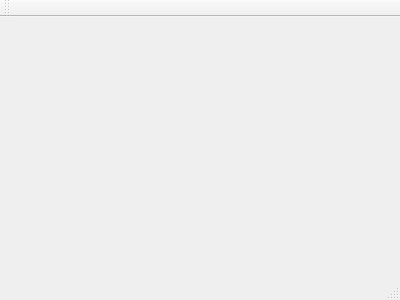
CreativeMachinesLab/freeLoader, file freeLoader/mainwindow.ui: the form before one commit.
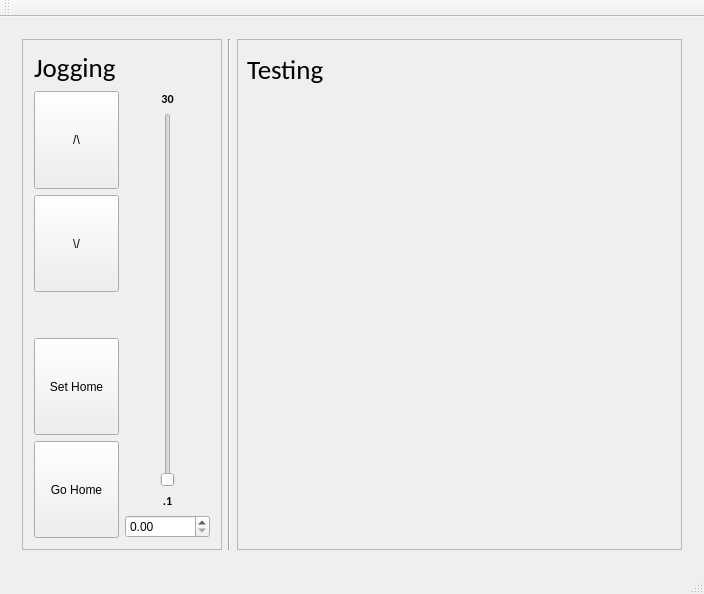
The form after the commit.

Commit message: Added Joging stuff to mainwindow

```diff
--- a/freeLoader/mainwindow.ui
+++ b/freeLoader/mainwindow.ui
@@ -1,24 +1,341 @@
 <ui version="4.0">
  <class>MainWindow</class>
- <widget class="QMainWindow" name="MainWindow" >
-  <property name="geometry" >
+ <widget class="QMainWindow" name="MainWindow">
+  <property name="geometry">
    <rect>
     <x>0</x>
     <y>0</y>
-    <width>400</width>
-    <height>300</height>
+    <width>704</width>
+    <height>594</height>
    </rect>
   </property>
   <property name="windowTitle" >
    <string>MainWindow</string>
   </property>
-  <widget class="QMenuBar" name="menuBar" />
-  <widget class="QToolBar" name="mainToolBar" />
-  <widget class="QWidget" name="centralWidget" />
-  <widget class="QStatusBar" name="statusBar" />
+  <widget class="QWidget" name="centralWidget">
+   <layout class="QVBoxLayout" name="verticalLayout">
+    <item>
+     <widget class="QStackedWidget" name="stackedWidget">
+      <property name="sizePolicy">
+       <sizepolicy hsizetype="Expanding" vsizetype="Expanding">
+        <horstretch>0</horstretch>
+        <verstretch>0</verstretch>
+       </sizepolicy>
+      </property>
+      <property name="minimumSize">
+       <size>
+        <width>500</width>
+        <height>0</height>
+       </size>
+      </property>
+      <property name="baseSize">
+       <size>
+        <width>700</width>
+        <height>0</height>
+       </size>
+      </property>
+      <property name="currentIndex">
+       <number>0</number>
+      </property>
+      <widget class="QWidget" name="setupPage">
+       <property name="sizePolicy">
+        <sizepolicy hsizetype="Expanding" vsizetype="Expanding">
+         <horstretch>0</horstretch>
+         <verstretch>0</verstretch>
+        </sizepolicy>
+       </property>
+       <layout class="QHBoxLayout" name="horizontalLayout">
+        <item>
+         <widget class="QFrame" name="jogFrame">
+          <property name="minimumSize">
+           <size>
+            <width>200</width>
+            <height>0</height>
+           </size>
+          </property>
+          <property name="baseSize">
+           <size>
+            <width>300</width>
+            <height>0</height>
+           </size>
+          </property>
+          <property name="frameShape">
+           <enum>QFrame::StyledPanel</enum>
+          </property>
+          <property name="frameShadow">
+           <enum>QFrame::Raised</enum>
+          </property>
+          <layout class="QVBoxLayout" name="verticalLayout_6">
+           <item>
+            <widget class="QLabel" name="label">
+             <property name="font">
+              <font>
+               <family>Calibri</family>
+               <pointsize>20</pointsize>
+              </font>
+             </property>
+             <property name="text">
+              <string>Jogging</string>
+             </property>
+            </widget>
+           </item>
+           <item>
+            <layout class="QHBoxLayout" name="horizontalLayout_4">
+             <item>
+              <layout class="QHBoxLayout" name="horizontalLayout_2">
+               <item>
+                <layout class="QVBoxLayout" name="verticalLayout_5">
+                 <item>
+                  <layout class="QVBoxLayout" name="verticalLayout_4">
+                   <item>
+                    <widget class="QPushButton" name="jogUpButton">
+                     <property name="sizePolicy">
+                      <sizepolicy hsizetype="Minimum" vsizetype="Expanding">
+                       <horstretch>0</horstretch>
+                       <verstretch>0</verstretch>
+                      </sizepolicy>
+                     </property>
+                     <property name="text">
+                      <string>/\</string>
+                     </property>
+                    </widget>
+                   </item>
+                   <item>
+                    <widget class="QPushButton" name="jogDownButton">
+                     <property name="sizePolicy">
+                      <sizepolicy hsizetype="Minimum" vsizetype="Expanding">
+                       <horstretch>0</horstretch>
+                       <verstretch>0</verstretch>
+                      </sizepolicy>
+                     </property>
+                     <property name="text">
+                      <string>\/</string>
+                     </property>
+                    </widget>
+                   </item>
+                  </layout>
+                 </item>
+                 <item>
+                  <spacer name="verticalSpacer">
+                   <property name="orientation">
+                    <enum>Qt::Vertical</enum>
+                   </property>
+                   <property name="sizeType">
+                    <enum>QSizePolicy::Fixed</enum>
+                   </property>
+                   <property name="sizeHint" stdset="0">
+                    <size>
+                     <width>20</width>
+                     <height>40</height>
+                    </size>
+                   </property>
+                  </spacer>
+                 </item>
+                 <item>
+                  <layout class="QVBoxLayout" name="verticalLayout_3">
+                   <item>
+                    <widget class="QPushButton" name="setHomeButton">
+                     <property name="sizePolicy">
+                      <sizepolicy hsizetype="Minimum" vsizetype="Expanding">
+                       <horstretch>0</horstretch>
+                       <verstretch>0</verstretch>
+                      </sizepolicy>
+                     </property>
+                     <property name="text">
+                      <string>Set Home</string>
+                     </property>
+                    </widget>
+                   </item>
+                   <item>
+                    <widget class="QPushButton" name="goHomeButton">
+                     <property name="sizePolicy">
+                      <sizepolicy hsizetype="Minimum" vsizetype="Expanding">
+                       <horstretch>0</horstretch>
+                       <verstretch>0</verstretch>
+                      </sizepolicy>
+                     </property>
+                     <property name="text">
+                      <string>Go Home</string>
+                     </property>
+                    </widget>
+                   </item>
+                  </layout>
+                 </item>
+                </layout>
+               </item>
+              </layout>
+             </item>
+             <item>
+              <layout class="QVBoxLayout" name="verticalLayout_2">
+               <item>
+                <widget class="QLabel" name="maxSpeedLabel">
+                 <property name="font">
+                  <font>
+                   <family>Calibri</family>
+                   <weight>75</weight>
+                   <bold>true</bold>
+                  </font>
+                 </property>
+                 <property name="text">
+                  <string>30</string>
+                 </property>
+                 <property name="alignment">
+                  <set>Qt::AlignCenter</set>
+                 </property>
+                </widget>
+               </item>
+               <item>
+                <layout class="QHBoxLayout" name="horizontalLayout_3">
+                 <item>
+                  <spacer name="horizontalSpacer">
+                   <property name="orientation">
+                    <enum>Qt::Horizontal</enum>
+                   </property>
+                   <property name="sizeType">
+                    <enum>QSizePolicy::Minimum</enum>
+                   </property>
+                   <property name="sizeHint" stdset="0">
+                    <size>
+                     <width>5</width>
+                     <height>20</height>
+                    </size>
+                   </property>
+                  </spacer>
+                 </item>
+                 <item>
+                  <widget class="QSlider" name="verticalSlider">
+                   <property name="orientation">
+                    <enum>Qt::Vertical</enum>
+                   </property>
+                  </widget>
+                 </item>
+                 <item>
+                  <spacer name="horizontalSpacer_2">
+                   <property name="orientation">
+                    <enum>Qt::Horizontal</enum>
+                   </property>
+                   <property name="sizeType">
+                    <enum>QSizePolicy::Minimum</enum>
+                   </property>
+                   <property name="sizeHint" stdset="0">
+                    <size>
+                     <width>5</width>
+                     <height>20</height>
+                    </size>
+                   </property>
+                  </spacer>
+                 </item>
+                </layout>
+               </item>
+               <item>
+                <widget class="QLabel" name="minSpeedLabel">
+                 <property name="font">
+                  <font>
+                   <family>Calibri</family>
+                   <weight>75</weight>
+                   <bold>true</bold>
+                  </font>
+                 </property>
+                 <property name="text">
+                  <string>.1</string>
+                 </property>
+                 <property name="alignment">
+                  <set>Qt::AlignCenter</set>
+                 </property>
+                </widget>
+               </item>
+               <item>
+                <widget class="QDoubleSpinBox" name="speedDoubleSpinBox"/>
+               </item>
+              </layout>
+             </item>
+            </layout>
+           </item>
+          </layout>
+          <zorder>label</zorder>
+          <zorder>verticalSlider</zorder>
+          <zorder>speedDoubleSpinBox</zorder>
+          <zorder>jogUpButton</zorder>
+          <zorder>jogDownButton</zorder>
+          <zorder>setHomeButton</zorder>
+          <zorder>goHomeButton</zorder>
+          <zorder>verticalSpacer</zorder>
+          <zorder>testingFrame</zorder>
+          <zorder></zorder>
+          <zorder></zorder>
+          <zorder></zorder>
+         </widget>
+        </item>
+        <item>
+         <widget class="Line" name="line">
+          <property name="orientation">
+           <enum>Qt::Vertical</enum>
+          </property>
+         </widget>
+        </item>
+        <item>
+         <widget class="QFrame" name="testingFrame">
+          <property name="sizePolicy">
+           <sizepolicy hsizetype="MinimumExpanding" vsizetype="Preferred">
+            <horstretch>0</horstretch>
+            <verstretch>0</verstretch>
+           </sizepolicy>
+          </property>
+          <property name="frameShape">
+           <enum>QFrame::StyledPanel</enum>
+          </property>
+          <property name="frameShadow">
+           <enum>QFrame::Raised</enum>
+          </property>
+          <widget class="QLabel" name="label_2">
+           <property name="geometry">
+            <rect>
+             <x>10</x>
+             <y>10</y>
+             <width>101</width>
+             <height>41</height>
+            </rect>
+           </property>
+           <property name="font">
+            <font>
+             <family>Calibri</family>
+             <pointsize>20</pointsize>
+            </font>
+           </property>
+           <property name="text">
+            <string>Testing</string>
+           </property>
+          </widget>
+         </widget>
+        </item>
+       </layout>
+      </widget>
+      <widget class="QWidget" name="runPage"/>
+     </widget>
+    </item>
+   </layout>
+  </widget>
+  <widget class="QMenuBar" name="menuBar">
+   <property name="geometry">
+    <rect>
+     <x>0</x>
+     <y>0</y>
+     <width>704</width>
+     <height>21</height>
+    </rect>
+   </property>
+  </widget>
+  <widget class="QToolBar" name="mainToolBar">
+   <attribute name="toolBarArea">
+    <enum>TopToolBarArea</enum>
+   </attribute>
+   <attribute name="toolBarBreak">
+    <bool>false</bool>
+   </attribute>
+  </widget>
+  <widget class="QStatusBar" name="statusBar"/>
  </widget>
- <layoutDefault spacing="6" margin="11" />
- <pixmapfunction></pixmapfunction>
+ <layoutdefault spacing="6" margin="11"/>
  <resources/>
  <connections/>
 </ui>
```
Left out of the diff: 3 changed lines with no effect on the pictures. The commit also changes 1 other file.
